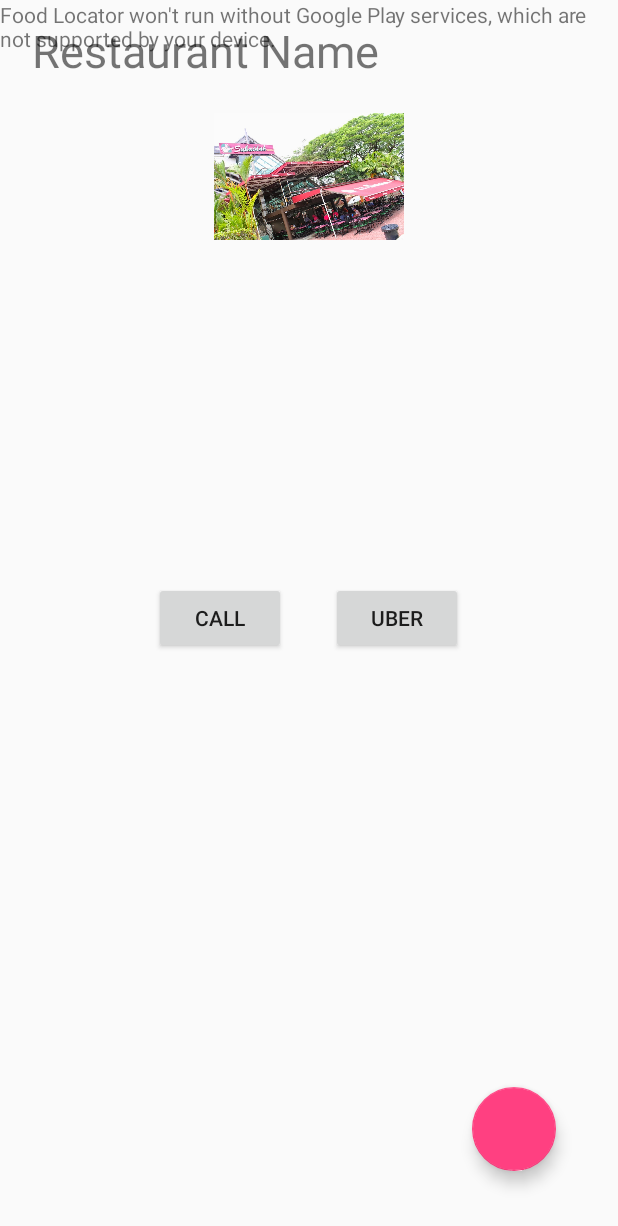
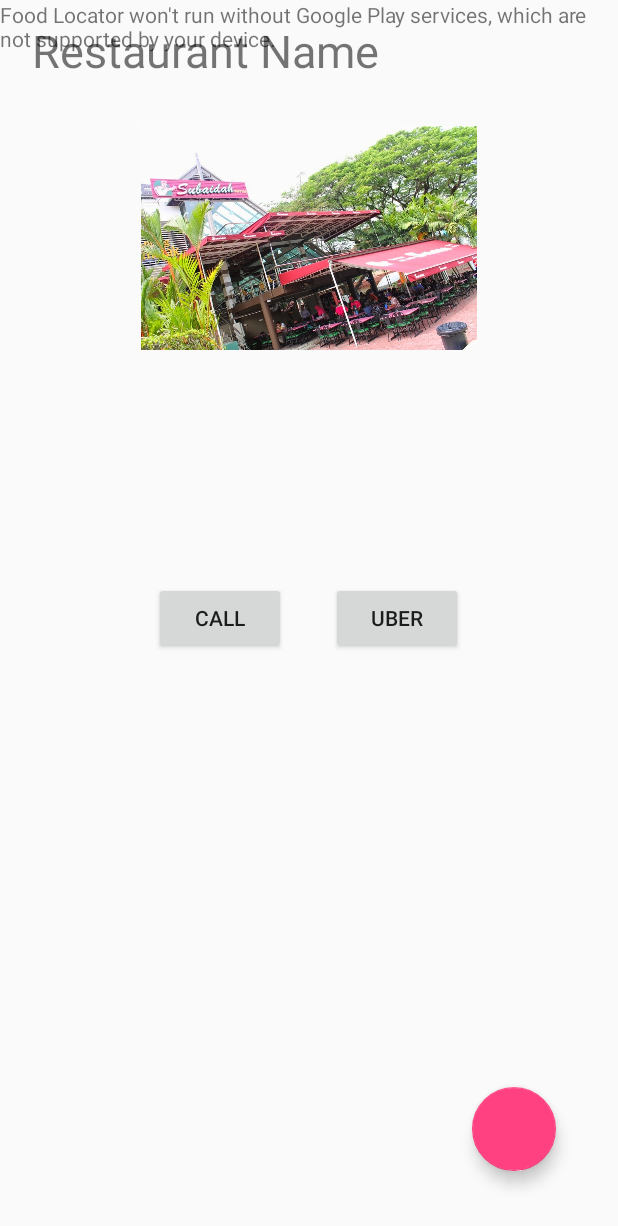
Before and after one commit to FooKaiWen/FoodLocator, an Android app: the screen it shows after launch (MapsActivity), on a phone screen of 412 x 824 dp. Shown: the top 1226 px of the screen. Run offline under Robolectric (Android 15) with nearby library versions, the phone set to English and light mode, and no system bars; plain views replace SlidingUpPanelLayout.

Commit message:
FINAL COMMIT BEFORE LAPTOP DIE AAAHHH

```diff
--- a/app/src/main/java/home/com/googlemap/MapsActivity.java
+++ b/app/src/main/java/home/com/googlemap/MapsActivity.java
@@ -22,6 +22,7 @@ import android.os.Bundle;
 import android.support.v4.content.ContextCompat;
 import android.util.Log;
 import android.view.View;
+import android.widget.ImageView;
 import android.widget.TextView;
 import android.widget.Toast;
 
@@ -63,7 +64,6 @@ public class MapsActivity extends FragmentActivity implements OnMapReadyCallback
     public static final String TAG = MapsActivity.class.getSimpleName();
     public static final int REQUEST_PERMISSION_CODE = 99;
     private final static int CONNECTION_FAILURE_RESOLUTION_REQUEST = 9000;
-    //idk why but the program crashes with this code.
 
     @Override
     protected void onCreate(Bundle savedInstanceState) {
@@ -89,8 +89,8 @@ public class MapsActivity extends FragmentActivity implements OnMapReadyCallback
             }
         });
         TextView rn = (TextView) findViewById(R.id.restaurantName);
+        ImageView ri = (ImageView)findViewById(R.id.restaurantImage);
         rn.setText("Restaurant Name");//Default for design purposes
-        //idk why but the program crashes with this code.
     }
 
     /**
--- a/app/src/main/res/layout/activity_sliding.xml
+++ b/app/src/main/res/layout/activity_sliding.xml
@@ -19,14 +19,15 @@
         android:textSize="30sp" />
 
     <ImageView
-        android:id="@+id/imageView2"
+        android:id="@+id/restaurantImage"
         android:layout_width="match_parent"
         android:layout_height="160dp"
         android:foregroundGravity="center_horizontal"
-        android:paddingTop="75dp"
+        android:layout_marginTop="15dp"
+        android:padding="5dp"
         android:layout_alignParentLeft="true"
         android:layout_alignParentStart="true"
-        android:layout_below="@+id/textView"
+        android:layout_below="@+id/restaurantName"
         android:src="@drawable/subaidah" />
 
     <Space
```
